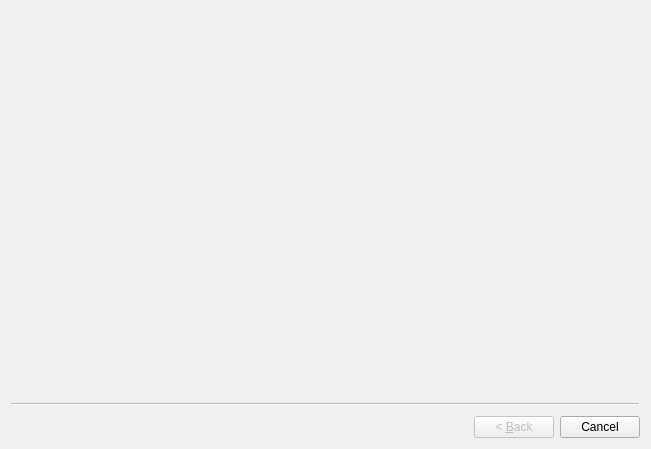
This is ui/qtconfigwizard.ui in HamedMasafi/confiqt as Qt 5 draws it before an edit. The edited form follows.
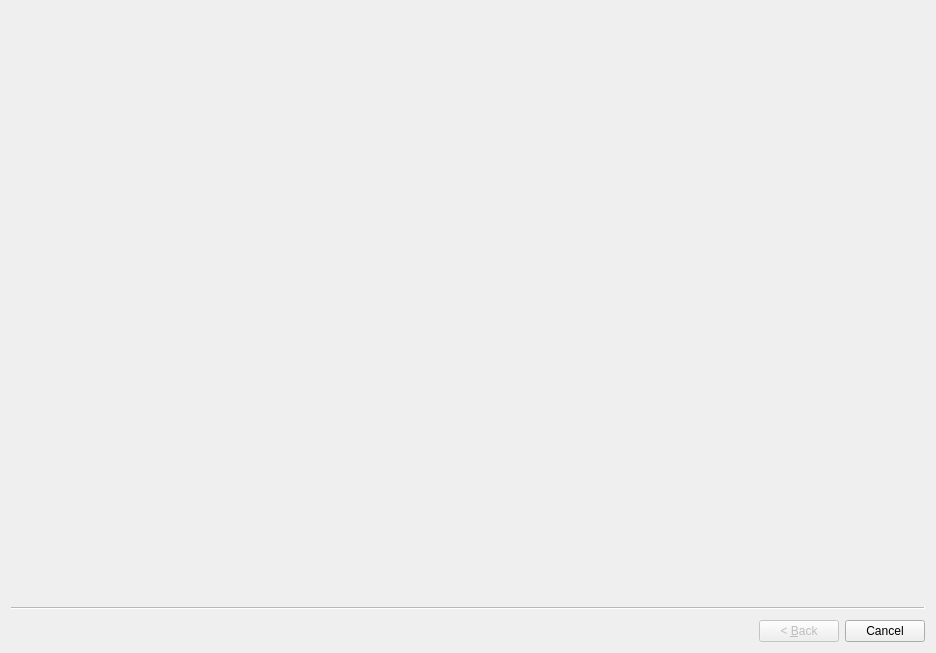
This is the edited form.

```diff
--- a/ui/qtconfigwizard.ui
+++ b/ui/qtconfigwizard.ui
@@ -6,8 +6,8 @@
    <rect>
     <x>0</x>
     <y>0</y>
-    <width>651</width>
-    <height>449</height>
+    <width>936</width>
+    <height>653</height>
    </rect>
   </property>
   <property name="windowTitle">
```
